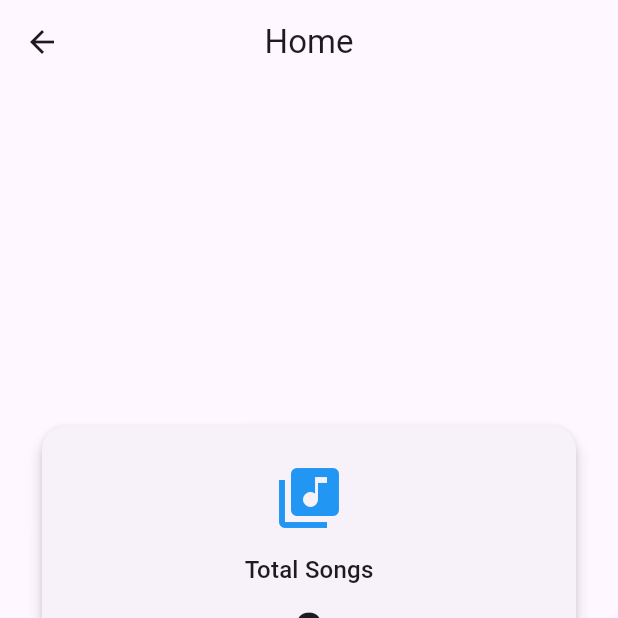
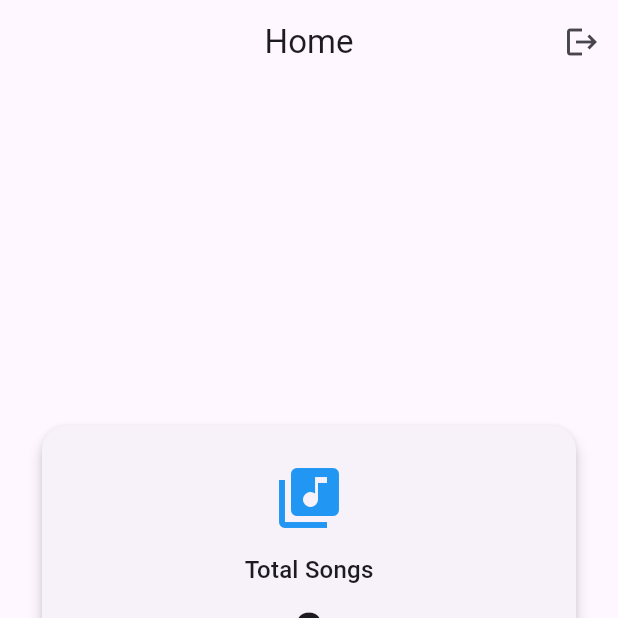
Before and after one commit to Adlawn2054/firebase_connection, a Flutter app: the HomeScreen screen opened directly, on a phone screen of 412 x 824 dp, the top half of it. Run offline on Flutter 3.47's test engine with Material 3 defaults, Android fonts, the phone set to English and light mode, and no system bars; our stand-ins replace cloud_firestore, firebase_auth, firebase_core; accounts and stored records are empty.

Commit message:
need update for the UI

```diff
--- a/lib/views/screen/nav_folders/home_screen.dart
+++ b/lib/views/screen/nav_folders/home_screen.dart
@@ -11,7 +11,23 @@ class HomeScreen extends StatelessWidget {
   @override
   Widget build(BuildContext context) {
     return Scaffold(
-      appBar: AppBar(title: const Text('Home'), centerTitle: true),
+      appBar: AppBar(
+        title: const Text('Home'),
+        centerTitle: true,
+        automaticallyImplyLeading: false,
+        actions: [
+          IconButton(
+            icon: const Icon(Icons.logout),
+            tooltip: 'Logout',
+            onPressed: () {
+              // TODO: Implement logout logic
+              ScaffoldMessenger.of(
+                context,
+              ).showSnackBar(const SnackBar(content: Text('Logout pressed')));
+            },
+          ),
+        ],
+      ),
       body: Padding(
         padding: const EdgeInsets.all(24.0),
         child: Column(
```
Also changed, not shown: lib/views/screen/nav_folders/favorite_screen.dart (+14 -4 lines).
